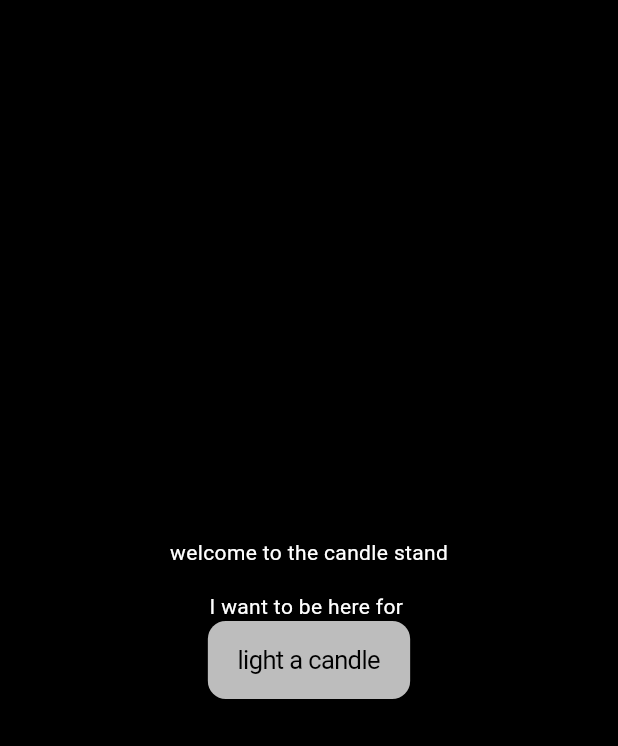
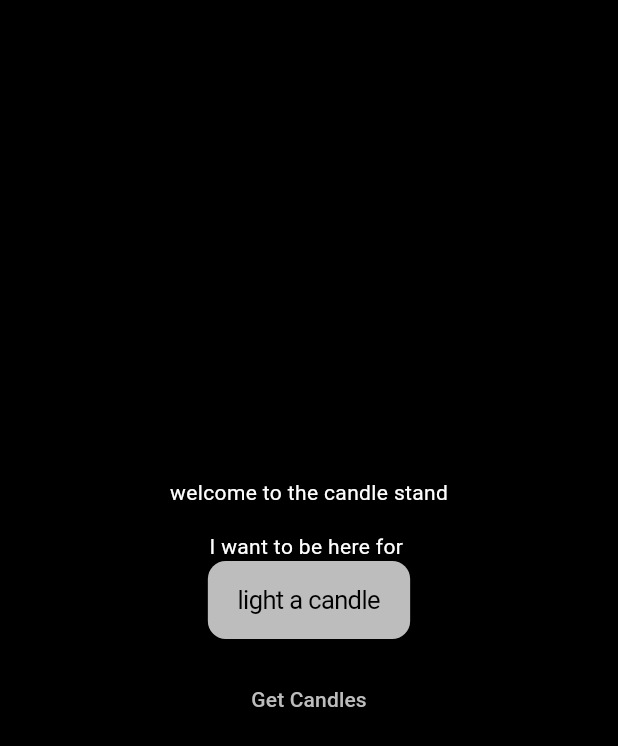
Before and after one commit to pupperpowell/night_break, a Flutter app: the CandleStandPage screen opened directly, on a phone screen of 412 x 824 dp. Shown: the top 746 px of the screen. Run offline on Flutter 3.47's test engine with Material 3 defaults, Android fonts, the phone set to English and light mode, and no system bars; our stand-ins replace flutter_secure_storage, get_it, material_symbols_icons, pocketbase, shimmer; missing offline and left inert: flutter_shaders; accounts and stored records are empty; network calls fail; project files that could hold a hidden picture were left out.

Commit message:
began server logic for candles

```diff
--- a/lib/components/candle_stand.dart
+++ b/lib/components/candle_box.dart
@@ -1,7 +1,7 @@
 import 'package:flutter/widgets.dart';
 
-class CandleStand extends StatelessWidget {
-  const CandleStand({super.key});
+class CandleBox extends StatelessWidget {
+  const CandleBox({super.key});
 
   @override
   Widget build(BuildContext context) {
--- /dev/null
+++ b/lib/logic/candle_logic.dart
@@ -0,0 +1,52 @@
+import 'package:flutter/material.dart';
+import 'package:pocketbase/pocketbase.dart';
+
+import '../locator.dart';
+
+final pb = locator<PocketBase>();
+
+class CandleLogic {
+  Function(RecordSubscriptionEvent)? onCandleUpdate;
+
+  static Future<List<RecordModel>> getCandles() async {
+    final now = DateTime.now();
+    final sixHoursAgo = now.subtract(const Duration(hours: 6));
+
+    // fetch a paginated records list
+    final resultList = await pb.collection('candles').getList(
+          page: 1,
+          perPage: 50,
+          filter: 'created >= "$sixHoursAgo"',
+        );
+
+    debugPrint('recent candles: ${resultList.items.length}');
+    return resultList.items;
+  }
+
+  static Future<int> getTotalCandles() async {
+    final resultList = await pb.collection('candles').getList();
+    debugPrint('total candles:${resultList.items.length}');
+    return resultList.items.length;
+  }
+
+  static Future<RecordModel> createCandle(String relationRecordId) async {
+    return await pb.collection('candles').create(body: {
+      'owner': relationRecordId,
+    });
+  }
+
+  void subscribeToCandleChanges() {
+    pb.collection('candles').subscribe('*', (RecordSubscriptionEvent event) {
+      debugPrint('Candle change: ${event.action}');
+      debugPrint('Updated candle: ${event.record}');
+
+      if (onCandleUpdate != null) {
+        onCandleUpdate!(event);
+      }
+    });
+  }
+
+  void unsubscribeFromCandleChanges() {
+    pb.collection('candles').unsubscribe();
+  }
+}
--- a/lib/main.dart
+++ b/lib/main.dart
@@ -73,7 +73,7 @@ class _HomeState extends State<Home> {
       ),
       body: <Widget>[
         const HomePage(),
-        const CandleStandPage(),
+        CandleStandPage(),
         const SettingsPage(),
       ].elementAt(_currentPageIndex),
     );
--- a/lib/pages/candle_stand.dart
+++ b/lib/pages/candle_stand.dart
@@ -1,11 +1,28 @@
 import 'package:flutter/cupertino.dart';
 import 'package:flutter/material.dart';
+import 'package:pocketbase/pocketbase.dart';
 
 import 'quiet_room.dart';
+import '../logic/candle_logic.dart';
 
-class CandleStandPage extends StatelessWidget {
-  const CandleStandPage({super.key});
+class CandleStandPage extends StatefulWidget {
+  @override
+  CandleStandPageState createState() => CandleStandPageState();
+}
 
+class CandleStandPageState extends State<CandleStandPage> {
+  late CandleLogic candleLogic;
+  List<RecordModel> candles = [];
+
+  @override
+  void initState() {
+    super.initState();
+    candleLogic = CandleLogic();
+    candleLogic.onCandleUpdate;
+    candleLogic.subscribeToCandleChanges();
+
+    CandleLogic.getCandles();
+  }
 // https://docs.flutter.dev/ui/layout
 
   @override
@@ -57,6 +74,14 @@ class CandleStandPage extends StatelessWidget {
               },
               child: const Text('light a candle'),
             ),
+            const SizedBox(height: 16.0),
+            ElevatedButton(
+              onPressed: () {
+                CandleLogic.getCandles();
+              },
+              child: const Text('Get Candles'),
+            ),
+            const SizedBox(height: 16.0),
           ],
         ),
       ),
--- a/lib/pages/quiet_room.dart
+++ b/lib/pages/quiet_room.dart
@@ -1,10 +1,12 @@
 import 'package:flutter/cupertino.dart';
 import 'package:flutter/material.dart';
-import 'package:night_break/components/candle.dart';
-import 'package:night_break/components/candle_stand.dart';
 
 class QuietRoom extends StatelessWidget {
   const QuietRoom({super.key});
+
+  /*
+   * https://claude.ai/chat/5b2b06b1-bf42-477e-94b5-2a83bd2bf1b9
+  */
 
   @override
   Widget build(BuildContext context) {
--- a/lib/pages/welcome_page.dart
+++ b/lib/pages/welcome_page.dart
@@ -20,7 +20,6 @@ class WelcomePage extends StatelessWidget {
           children: [
             TitleSection(),
             Spacer(),
-            Candle(),
             WelcomeButtons(),
           ],
         ),
```
Also changed, not shown: lib/components/candle.dart (+17 -7 lines), lib/pages/home_page.dart (+7 -12 lines), 1 other file.
